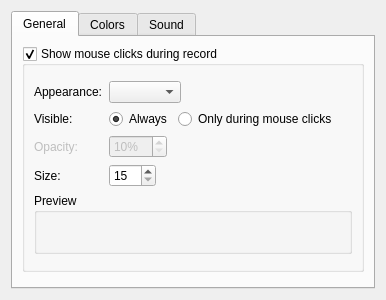
Qt form src/config/ui/mouseconfig.ui (hippich/recorditnow) before a commit.
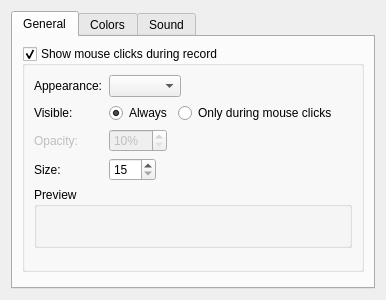
The same form after that commit. Custom widgets are drawn as their Qt base class.

```diff
--- a/src/config/ui/mouseconfig.ui
+++ b/src/config/ui/mouseconfig.ui
@@ -45,28 +45,28 @@
           <property name="fieldGrowthPolicy">
            <enum>QFormLayout::ExpandingFieldsGrow</enum>
           </property>
-          <item row="2" column="0">
+          <item row="1" column="0">
            <widget class="QLabel" name="label_2">
             <property name="text">
              <string>Appearance:</string>
             </property>
            </widget>
           </item>
-          <item row="2" column="1">
+          <item row="1" column="1">
            <widget class="KComboBox" name="appearanceCombo">
             <property name="sizeAdjustPolicy">
              <enum>QComboBox::AdjustToContents</enum>
             </property>
            </widget>
           </item>
-          <item row="4" column="0">
+          <item row="3" column="0">
            <widget class="QLabel" name="label_5">
             <property name="text">
              <string>Visible:</string>
             </property>
            </widget>
           </item>
-          <item row="4" column="1">
+          <item row="3" column="1">
            <layout class="QHBoxLayout" name="horizontalLayout_4">
             <item>
              <widget class="QRadioButton" name="kcfg_mouseWidgetAlwaysVisible">
@@ -93,7 +93,7 @@
             </item>
            </layout>
           </item>
-          <item row="5" column="0">
+          <item row="4" column="0">
            <widget class="QLabel" name="opacityLabel">
             <property name="enabled">
              <bool>false</bool>
@@ -106,7 +106,7 @@
             </property>
            </widget>
           </item>
-          <item row="5" column="1">
+          <item row="4" column="1">
            <widget class="KIntSpinBox" name="kcfg_cursorOpacity">
             <property name="enabled">
              <bool>false</bool>
@@ -125,7 +125,7 @@
             </property>
            </widget>
           </item>
-          <item row="6" column="0">
+          <item row="5" column="0">
            <widget class="QLabel" name="label_3">
             <property name="text">
              <string>Size:</string>
@@ -135,7 +135,7 @@
             </property>
            </widget>
           </item>
-          <item row="6" column="1">
+          <item row="5" column="1">
            <widget class="KIntSpinBox" name="kcfg_cursorWidgetSize">
             <property name="suffix">
              <string notr="true"/>
@@ -151,7 +151,7 @@
             </property>
            </widget>
           </item>
-          <item row="7" column="0" colspan="2">
+          <item row="6" column="0" colspan="2">
            <widget class="QGroupBox" name="groupBox">
             <property name="title">
              <string>Preview</string>
```
Left out of the diff: 11 changed lines with no effect on the pictures.
